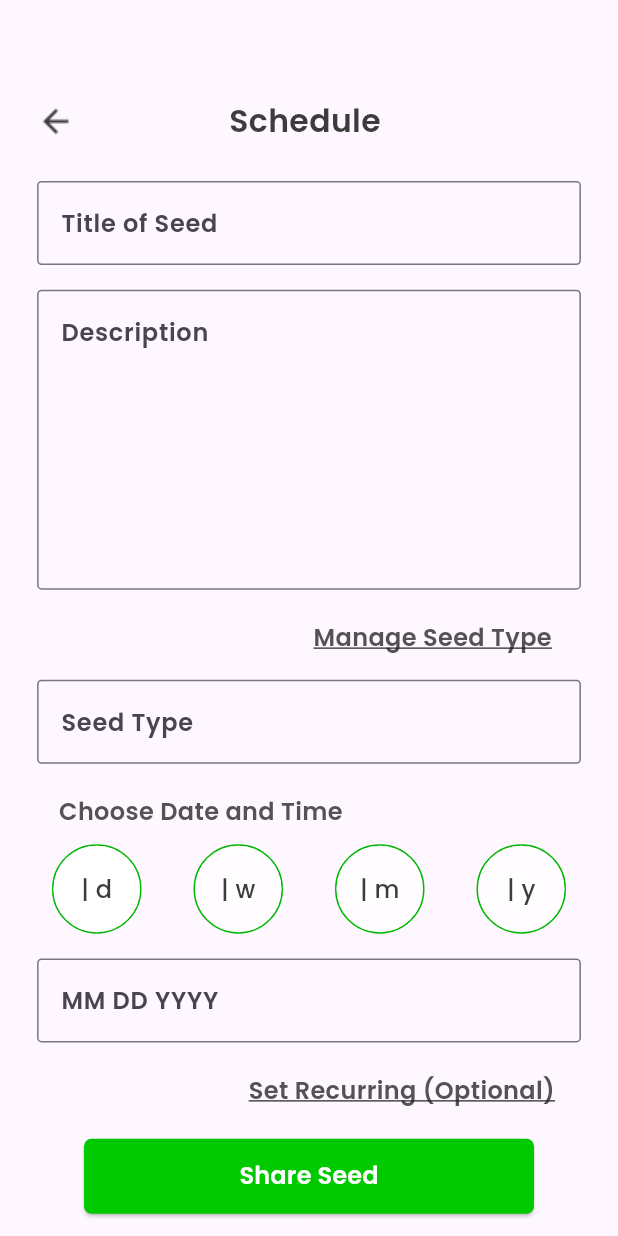
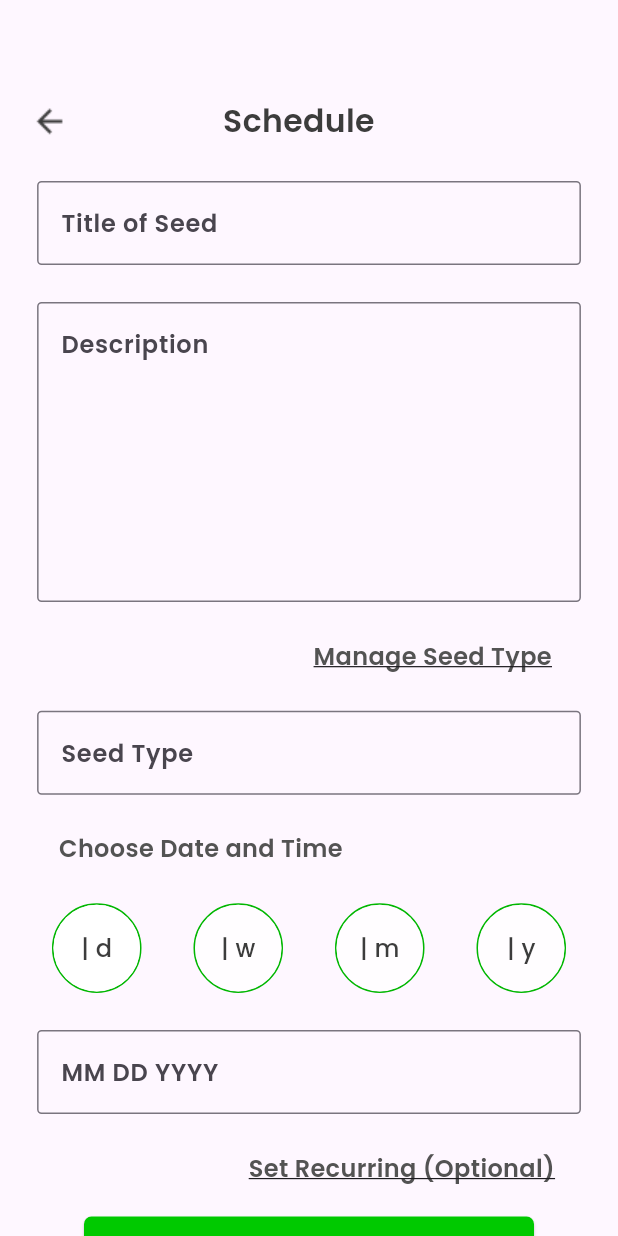
Before and after one commit to expertdev-designer/seed, a Flutter app: the screen it shows after launch, after a tap on the "arrow back" icon, on a phone screen of 412 x 824 dp. Run offline on Flutter 3.47's test engine with Material 2 defaults, Android fonts, the phone set to English and light mode, and no system bars; our stand-ins replace flutter_svg, google_fonts.

Commit message:
replaced padding with sizedBox in 6 files

```diff
--- a/lib/data/schedule.dart
+++ b/lib/data/schedule.dart
@@ -17,33 +17,32 @@ class Schedule extends StatelessWidget{
 
   @override
   Widget build(BuildContext context) {
+
+    var height = MediaQuery.of(context).size.height;
+    var width = MediaQuery.of(context).size.width;
+
     return  Scaffold(
       body: SingleChildScrollView(
         child: Column(
           children: [
+            SizedBox(height: height*0.08,),
             Row(
               children: [
-                Padding(
-                  padding: EdgeInsets.only(top: MediaQuery.of(context).size.height * 0.08,left: MediaQuery.of(context).size.width* 0.06,),
-                  child: InkWell(
+                SizedBox(width: width*0.05,),
+                InkWell(
                   onTap: (){
                     Navigator.push(context, MaterialPageRoute(builder: (context)=>MyHomePage(),),);
                   },
                     child: Image.asset(AppImages.backArrowBlack)),
-                ),
-                Padding(
-                  padding:  EdgeInsets.only(top: MediaQuery.of(context).size.height * 0.08,left:MediaQuery.of(context).size.width * 0.25,),
-                  child: Text(AppStrings.schedule,
+                SizedBox(width: width*0.25,),
+                Text(AppStrings.schedule,
                   style: GoogleFonts.poppins(fontSize:21 ,fontWeight: FontWeight.w600,color: AppColors.textColorBlack),
-                  ),
                 ),
               ],
             ),
-            Padding(
-              padding:  EdgeInsets.only(
-                  top: MediaQuery.of(context).size.height*0.03,
-                  left: MediaQuery.of(context).size.width*0.06,
-                  right: MediaQuery.of(context).size.width*0.06),
+            SizedBox(height: height*0.03,),
+            Container(
+              width: width*0.88,
               child: TextField(
                 decoration: InputDecoration(
                   hintText: AppStrings.titleseed,
@@ -57,13 +56,10 @@ class Schedule extends StatelessWidget{
                 ),
               ),
             ),
+            SizedBox(height: height*0.03,),
 
-            Padding(
-              padding:  EdgeInsets.only(
-                top: MediaQuery.of(context).size.height*0.02,
-                left: MediaQuery.of(context).size.width*0.06,
-                right: MediaQuery.of(context).size.width*0.06),
-              child: Container(
+            Container(
+              width: width*0.88,
               child: TextField(
                 maxLines: 7,
                 decoration: InputDecoration(
@@ -80,11 +76,10 @@ class Schedule extends StatelessWidget{
                 ),
               ),
             ),
-            ),
+            SizedBox(height: height*0.03,),
 
             Padding(
               padding:  EdgeInsets.only(
-                  top:MediaQuery.of(context).size.height*0.025,
                   left: MediaQuery.of(context).size.width*0.4,
               ),
               child: Text(AppStrings.manageSeed,
@@ -96,13 +91,10 @@ class Schedule extends StatelessWidget{
                 ),
               ),
             ),
+            SizedBox(height: height*0.03,),
 
-            Padding(
-              padding:  EdgeInsets.only(
-                  top: MediaQuery.of(context).size.height*0.02,
-                  left: MediaQuery.of(context).size.width*0.06,
-                  right: MediaQuery.of(context).size.width*0.06
-              ),
+            Container(
+              width: width*0.88,
               child: TextField(
                 decoration: InputDecoration(
                   hintText: AppStrings.seedtype,
@@ -116,10 +108,9 @@ class Schedule extends StatelessWidget{
                 ),
               ),
             ),
-
+            SizedBox(height: height*0.03,),
             Padding(
               padding:  EdgeInsets.only(
-                top:MediaQuery.of(context).size.height*0.025,
                 right: MediaQuery.of(context).size.width*0.35,
               ),
               child: Text(AppStrings.dateTime,
@@ -130,10 +121,8 @@ class Schedule extends StatelessWidget{
                 ),
               ),
             ),
-
-            Padding(
-              padding: const EdgeInsets.only(top: 10),
-              child: Row(
+            SizedBox(height: height*0.03,),
+            Row(
               mainAxisAlignment: MainAxisAlignment.spaceEvenly,
               children: [
                 Container(
@@ -211,14 +200,9 @@ class Schedule extends StatelessWidget{
 
               ],
             ),
-            ),
-
-            Padding(
-              padding:  EdgeInsets.only(
-                  top: MediaQuery.of(context).size.height*0.02,
-                  left: MediaQuery.of(context).size.width*0.06,
-                  right: MediaQuery.of(context).size.width*0.06
-              ),
+            SizedBox(height: height*0.03,),
+            Container(
+              width: width*0.88,
               child: TextField(
                 decoration: InputDecoration(
                   hintText: AppStrings.mdy,
@@ -232,10 +216,9 @@ class Schedule extends StatelessWidget{
                 ),
               ),
             ),
-
+            SizedBox(height: height*0.03,),
             Padding(
               padding: EdgeInsets.only(
-                top:MediaQuery.of(context).size.height*0.025,
                 left: MediaQuery.of(context).size.width*0.3,
               ),
               child: Text(AppStrings.setRecurring,
--- a/lib/main.dart
+++ b/lib/main.dart
@@ -63,7 +63,7 @@ class _MyHomePageState extends State<MyHomePage> {
     var height = MediaQuery.of(context).size.height;
     Widget _topBackgroundCurve() {
       return Container(
-        height: height * 0.25,
+        height: height * 0.3,
         decoration: const BoxDecoration(
           image: DecorationImage(
             image: AssetImage(
@@ -85,7 +85,7 @@ class _MyHomePageState extends State<MyHomePage> {
               crossAxisAlignment: CrossAxisAlignment.center,
               children: [
                 SizedBox(
-                  height: height * 0.06,
+                  height: height * 0.07,
                 ),
                 Container(
                   padding: EdgeInsets.symmetric(horizontal: 20),
@@ -121,20 +121,23 @@ class _MyHomePageState extends State<MyHomePage> {
                                 height: 24,
                               )),
                           const SizedBox(
-                            width: 50,
+                            width: 30,
                           ),
-                          InkWell(
-                              onTap: () {
-                                showRemoveDialog();
-                              },
-                              child: Image.asset(AppImages.deleteIcon)),
+                          Padding(
+                            padding: const EdgeInsets.only(right: 10),
+                            child: InkWell(
+                                onTap: () {
+                                  showRemoveDialog();
+                                },
+                                child: Image.asset(AppImages.deleteIcon)),
+                          ),
                         ],
                       ),
                     ],
                   ),
                 ),
                 SizedBox(
-                  height: height * 0.04,
+                  height: height * 0.06,
                 ),
                 Stack(
                   children: [
@@ -153,7 +156,7 @@ class _MyHomePageState extends State<MyHomePage> {
                   ],
                 ),
                 SizedBox(
-                  height: height * 0.02,
+                  height: height * 0.01,
                 ),
                 Row(
                   mainAxisAlignment: MainAxisAlignment.center,
@@ -440,7 +443,7 @@ class _MyHomePageState extends State<MyHomePage> {
                   height: height * 0.03,
                 ),
                 Container(
-                  height: height*0.55,
+                  height: height*0.54,
                   child: GridView.builder(
                     // physics: NeverScrollableScrollPhysics(),
                     padding: EdgeInsets.zero,
```
Also changed, not shown: lib/data/search_user.dart (+8 -9 lines), lib/models/connections.dart (+13 -18 lines). Lines whose indentation alone changed are shown as unchanged.
